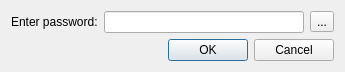
petroules/silverlock, file src/desktop/dialogs/databaseauthenticationdialog.ui: the form before one commit.
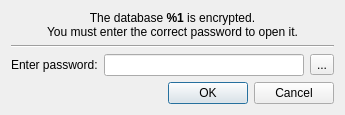
The form after the commit.

What changed in the file:
```diff
--- a/src/desktop/dialogs/databaseauthenticationdialog.ui
+++ b/src/desktop/dialogs/databaseauthenticationdialog.ui
@@ -2,26 +2,30 @@
 <ui version="4.0">
  <class>DatabaseAuthenticationDialog</class>
  <widget class="QDialog" name="DatabaseAuthenticationDialog">
-  <property name="geometry">
-   <rect>
-    <x>0</x>
-    <y>0</y>
-    <width>334</width>
-    <height>67</height>
-   </rect>
+  <property name="windowModality">
+   <enum>Qt::WindowModal</enum>
+  </property>
+  <property name="sizePolicy">
+   <sizepolicy hsizetype="Maximum" vsizetype="Maximum">
+    <horstretch>0</horstretch>
+    <verstretch>0</verstretch>
+   </sizepolicy>
   </property>
   <property name="windowTitle">
    <string>Enter Database Password</string>
   </property>
   <layout class="QGridLayout" name="gridLayout">
-   <item row="0" column="0">
+   <property name="sizeConstraint">
+    <enum>QLayout::SetMaximumSize</enum>
+   </property>
+   <item row="2" column="0">
     <widget class="QLabel" name="enterPasswordLabel">
      <property name="text">
       <string>Enter password:</string>
      </property>
     </widget>
    </item>
-   <item row="0" column="1">
+   <item row="2" column="1">
     <widget class="QLineEdit" name="passwordLineEdit">
      <property name="minimumSize">
       <size>
@@ -31,7 +35,7 @@
      </property>
     </widget>
    </item>
-   <item row="2" column="0" colspan="3">
+   <item row="4" column="0" colspan="3">
     <widget class="QDialogButtonBox" name="buttonBox">
      <property name="orientation">
       <enum>Qt::Horizontal</enum>
@@ -41,7 +45,7 @@
      </property>
     </widget>
    </item>
-   <item row="0" column="2">
+   <item row="2" column="2">
     <widget class="QToolButton" name="revealToolButton">
      <property name="text">
       <string>...</string>
@@ -51,6 +55,36 @@
      </property>
     </widget>
    </item>
+   <item row="0" column="0" colspan="3">
+    <widget class="QLabel" name="encryptedMessageLabel">
+     <property name="sizePolicy">
+      <sizepolicy hsizetype="Preferred" vsizetype="Maximum">
+       <horstretch>0</horstretch>
+       <verstretch>0</verstretch>
+      </sizepolicy>
+     </property>
+     <property name="text">
+      <string>The database &lt;b&gt;%1&lt;/b&gt; is encrypted.&lt;br /&gt;
+You must enter the correct password to open it.</string>
+     </property>
+     <property name="textFormat">
+      <enum>Qt::RichText</enum>
+     </property>
+     <property name="alignment">
+      <set>Qt::AlignCenter</set>
+     </property>
+     <property name="wordWrap">
+      <bool>true</bool>
+     </property>
+    </widget>
+   </item>
+   <item row="1" column="0" colspan="3">
+    <widget class="Line" name="line">
+     <property name="orientation">
+      <enum>Qt::Horizontal</enum>
+     </property>
+    </widget>
+   </item>
   </layout>
  </widget>
  <tabstops>
```
